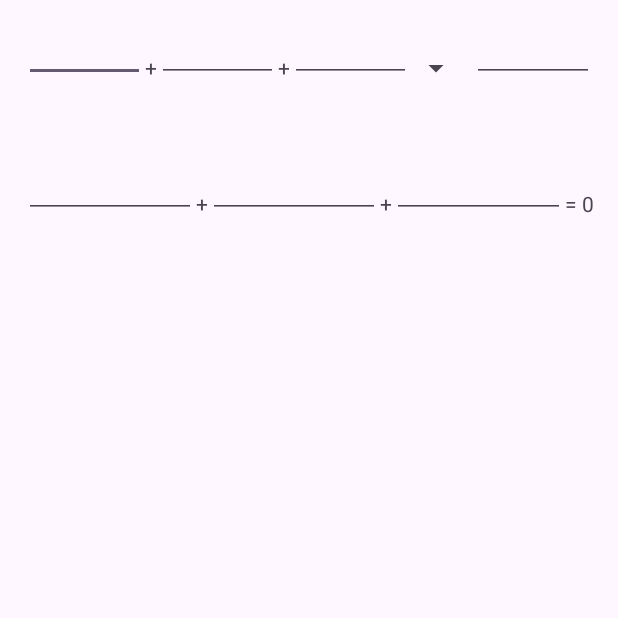
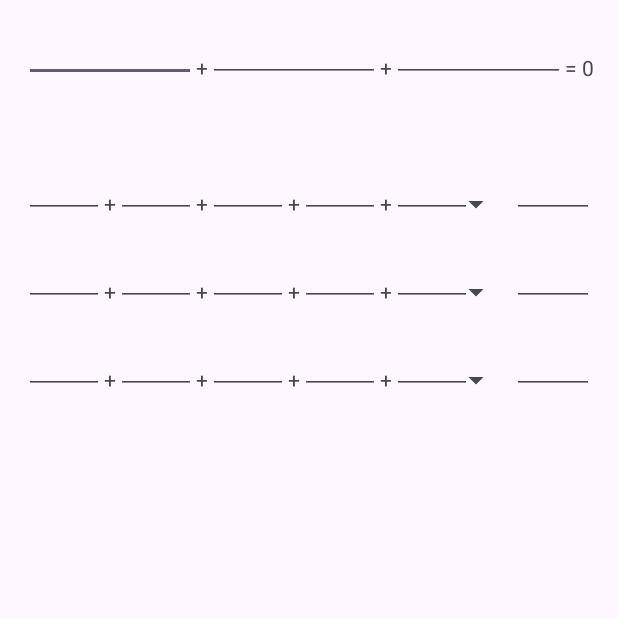
Before and after one commit to aleTempest/AS-PIU1, an Android app: the screen it shows after launch (MainActivity), on a phone screen of 412 x 824 dp, the top half of it. Run offline under Robolectric (Android 15) with nearby library versions, the phone set to English and light mode, and no system bars.

```diff
--- a/app/src/main/java/upvictortia/pm_ene_abr_2024/iti_271164/pi1u1/z_u1_mota_hinojosa/FunctionLayout.kt
+++ b/app/src/main/java/upvictortia/pm_ene_abr_2024/iti_271164/pi1u1/z_u1_mota_hinojosa/FunctionLayout.kt
@@ -1,14 +1,30 @@
 package upvictortia.pm_ene_abr_2024.iti_271164.pi1u1.z_u1_mota_hinojosa
 
+import android.R
 import android.content.Context
 import android.util.AttributeSet
+import android.widget.ArrayAdapter
+import android.widget.Spinner
 import android.widget.TextView
 
 class FunctionLayout(context: Context, attrs: AttributeSet? = null) : EquationLayout(context, attrs) {
+    // private lateinit var spinner: Spinner
     fun generateFunction(count : Int) {
+        val layoutParams = LayoutParams(
+            0,
+            LayoutParams.WRAP_CONTENT,
+            1f
+        )
+
         this.generateInputs(count)
         val equalityText = TextView(context)
         equalityText.text = "= 0"
         addView(equalityText)
     }
+
+    /* private fun setSpinnerOptions(options : List<String>) {
+        val adapter = ArrayAdapter(context, R.layout.simple_spinner_item, options)
+        adapter.setDropDownViewResource(android.R.layout.simple_spinner_dropdown_item)
+        spinner.adapter = adapter
+    } */
 }
--- a/app/src/main/java/upvictortia/pm_ene_abr_2024/iti_271164/pi1u1/z_u1_mota_hinojosa/MainActivity.kt
+++ b/app/src/main/java/upvictortia/pm_ene_abr_2024/iti_271164/pi1u1/z_u1_mota_hinojosa/MainActivity.kt
@@ -7,14 +7,19 @@ class MainActivity : AppCompatActivity() {
     override fun onCreate(savedInstanceState: Bundle?) {
         super.onCreate(savedInstanceState)
         setContentView(R.layout.activity_main)
-        makeEquation(3)
         makeFunction(3)
+        makeContainer(3,5)
     }
 
-    private fun makeEquation(varCount : Int) {
+    private fun makeContainer(resCount : Int, varCount : Int) {
+        val resContainer = findViewById<RestrictionContainer>(R.id.res_container)
+        resContainer.generateRestrictions(resCount,varCount)
+    }
+
+    /* private fun makeEquation(varCount : Int) {
         val equationLayout = findViewById<RestrictionLayout>(R.id.eq_layout)
         equationLayout.generateRestriction(varCount)
-    }
+    }*/
     private fun makeFunction(varCount : Int) {
         val functionLayout = findViewById<FunctionLayout>(R.id.eq_layout2)
         functionLayout.generateFunction(varCount)
--- /dev/null
+++ b/app/src/main/java/upvictortia/pm_ene_abr_2024/iti_271164/pi1u1/z_u1_mota_hinojosa/RestrictionContainer.kt
@@ -0,0 +1,21 @@
+package upvictortia.pm_ene_abr_2024.iti_271164.pi1u1.z_u1_mota_hinojosa
+
+import android.content.Context
+import android.util.AttributeSet
+import android.widget.LinearLayout
+
+class RestrictionContainer @JvmOverloads constructor(
+    context : Context,
+    attribSet : AttributeSet? = null,
+    defStyleAttr: Int = 0
+) : LinearLayout(context,attribSet,defStyleAttr) {
+    private val restrictions = mutableListOf<RestrictionLayout>()
+
+    fun generateRestrictions(count : Int, varCount : Int) {
+        for (i in 0 until count) {
+            val res = RestrictionLayout(context)
+            res.generateRestriction(varCount)
+            addView(res)
+        }
+    }
+}
--- a/app/src/main/res/layout/activity_main.xml
+++ b/app/src/main/res/layout/activity_main.xml
@@ -11,19 +11,19 @@
     android:orientation="vertical"
     tools:context=".MainActivity">
 
-    <upvictortia.pm_ene_abr_2024.iti_271164.pi1u1.z_u1_mota_hinojosa.RestrictionLayout
-        android:id="@+id/eq_layout"
-        android:layout_width="match_parent"
-        android:layout_height="wrap_content"
-        android:padding="16dp"
-        app:layout_constraintTop_toTopOf="parent"/>
     <upvictortia.pm_ene_abr_2024.iti_271164.pi1u1.z_u1_mota_hinojosa.FunctionLayout
         android:id="@+id/eq_layout2"
         android:layout_width="match_parent"
         android:layout_height="wrap_content"
         android:padding="16dp"
         app:layout_constraintTop_toTopOf="parent"/>
-
+    <upvictortia.pm_ene_abr_2024.iti_271164.pi1u1.z_u1_mota_hinojosa.RestrictionContainer
+        android:layout_width="match_parent"
+        android:layout_height="wrap_content"
+        android:id="@+id/res_container"
+        android:padding="16dp"
+        android:orientation="vertical"
+        />
 
 </LinearLayout>
 </androidx.constraintlayout.widget.ConstraintLayout>
```
